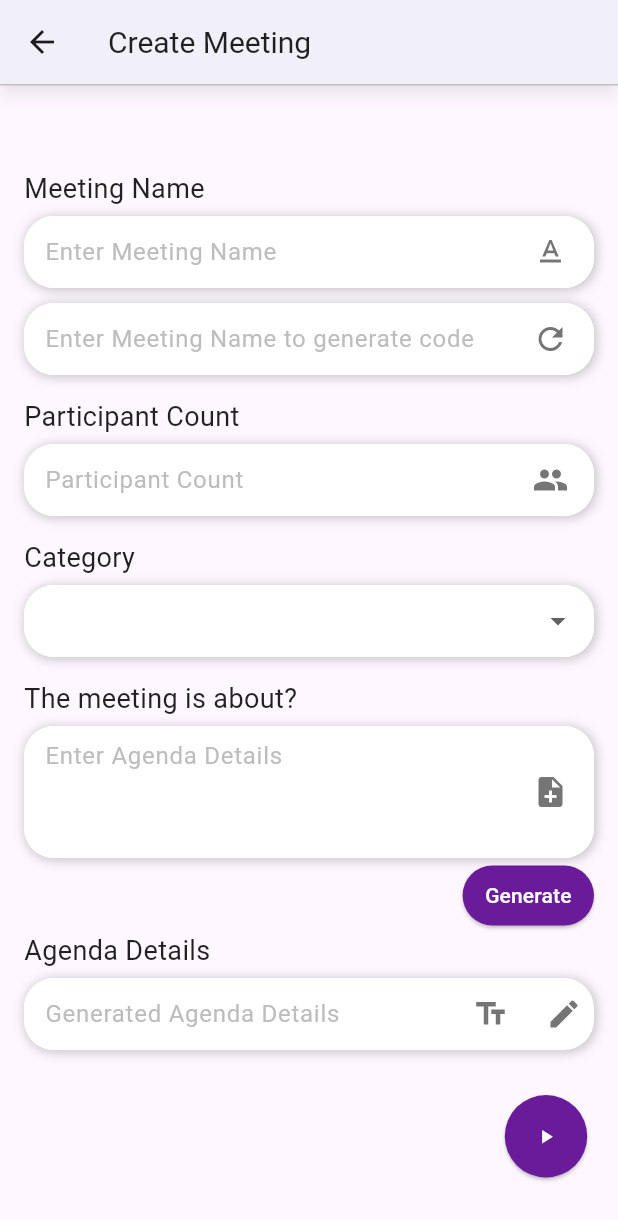
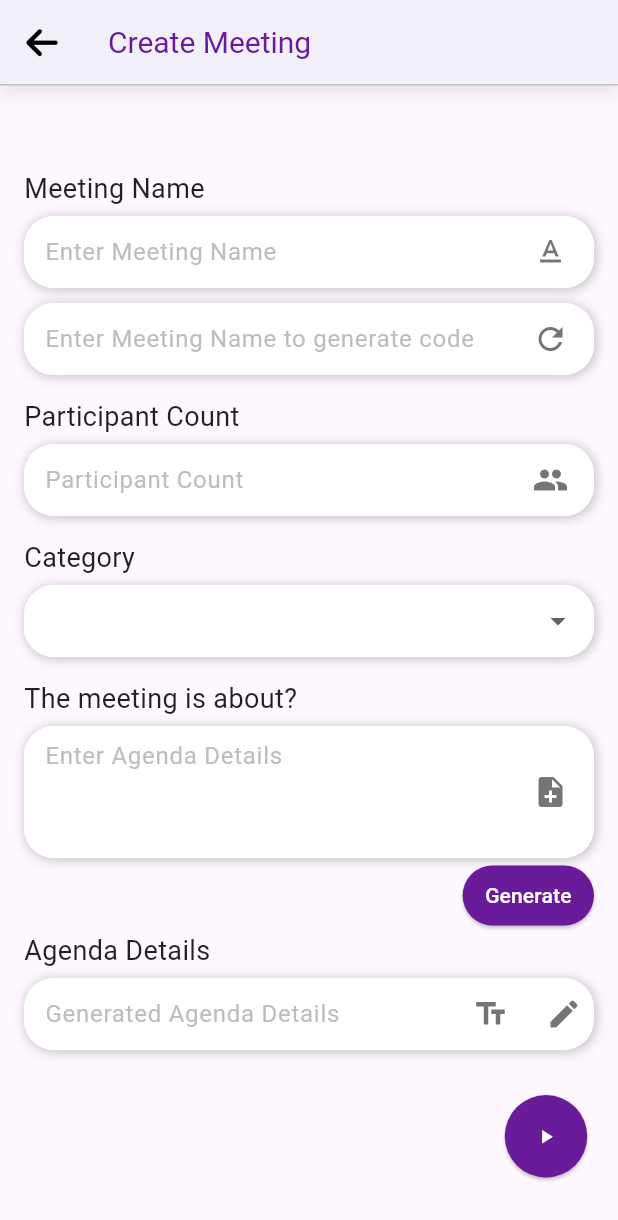
Before and after one commit to devi1262005/meet-app, a Flutter app: the Create screen opened directly, on a phone screen of 412 x 824 dp. Shown: the top 1220 px of the screen. Run offline on Flutter 3.47's test engine with Material 3 defaults, Android fonts, the phone set to English and light mode, and no system bars; our stand-ins replace cloud_firestore, firebase_auth, firebase_core, font_awesome_flutter, google_fonts, google_sign_in; accounts and stored records are empty.

Commit message:
Update create.dart

```diff
--- a/meet/lib/page/create.dart
+++ b/meet/lib/page/create.dart
@@ -5,7 +5,7 @@ import 'package:google_fonts/google_fonts.dart';
 import 'package:http/http.dart' as http;
 import 'dart:convert';
 
-import 'package:meet/page/videocall.dart';
+//import 'package:meet/page/videocall.dart';
 
 class Create extends StatefulWidget {
   const Create({super.key});
@@ -97,11 +97,20 @@ class _CreateState extends State<Create> {
             height: 1.0,
           ),
         ),
+        leading: IconButton(
+          icon: FaIcon(
+            FontAwesomeIcons.arrowLeft,
+            color: Colors.black,
+          ),
+          onPressed: () {
+            Navigator.pop(context);
+          },
+        ),
         title: Text(
           'Create Meeting',
           style: GoogleFonts.roboto(
             fontSize: 20,
-            color: Colors.black87,
+            color: Colors.purple.shade800,
           ),
         ),
       ),
@@ -208,8 +217,8 @@ class _CreateState extends State<Create> {
                   children: [
                     ElevatedButton(
                       onPressed: () {
-                        Navigator.push(
-                          context, MaterialPageRoute(builder: (context) => VideoCallPage()));
+                        //Navigator.push(
+                        //  context, MaterialPageRoute(builder: (context) => VideoCallPage()));
                       },
                       style: ElevatedButton.styleFrom(
                         shape: CircleBorder(),
```
